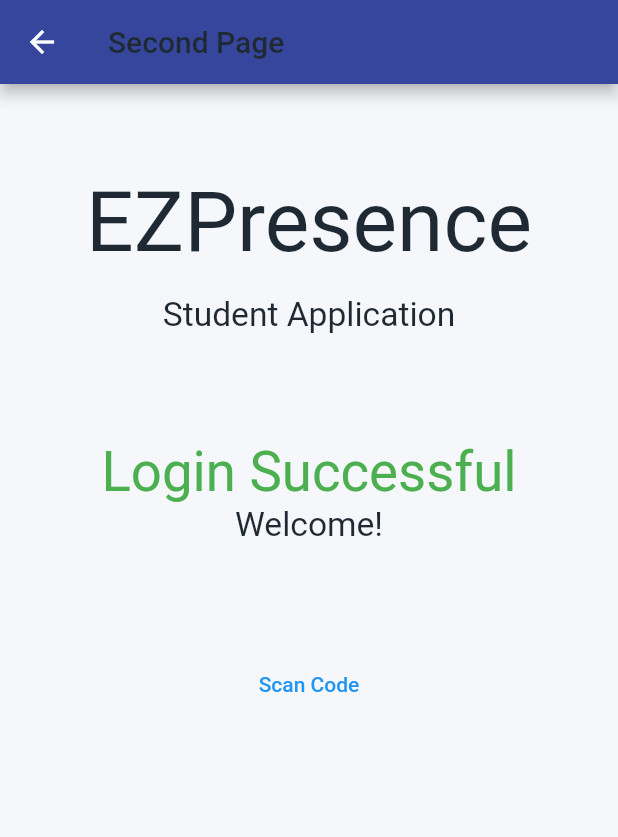
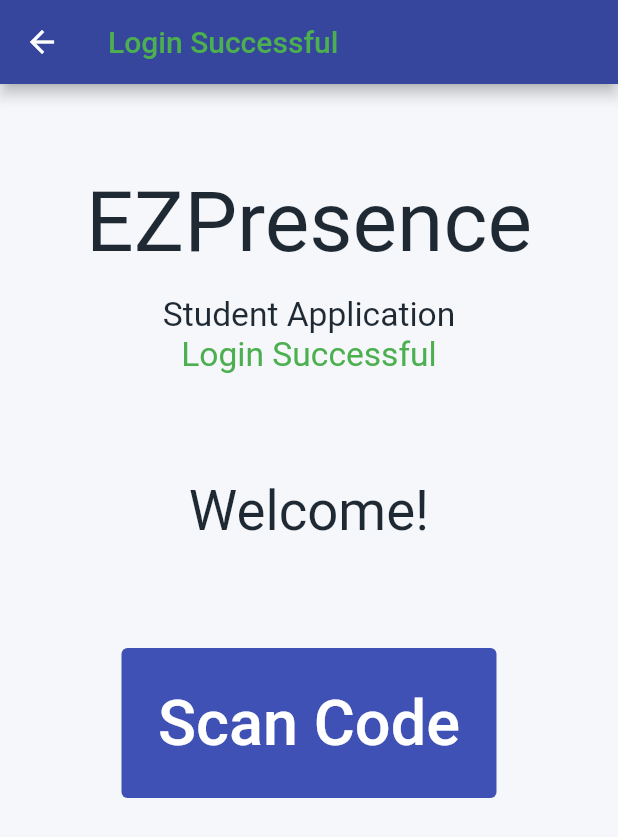
Before and after one commit to omarnassif98/EZ-Presence, a Flutter app: the SecondRoute screen opened directly, on a phone screen of 412 x 824 dp. Shown: the top 837 px of the screen. Run offline on Flutter 3.47's test engine with Material 2 defaults, Android fonts, the phone set to English and light mode, and no system bars; our stand-ins replace cloud_firestore, firebase_auth, firebase_core, firebase_database; missing offline and left inert: qr_code_scanner; accounts and stored records are empty.

Commit message:
Finished styling, coloring, spacing of 2nd mobile app page, removed Debug banner

```diff
--- a/ezpresence_mobile/lib/main.dart
+++ b/ezpresence_mobile/lib/main.dart
@@ -40,7 +40,7 @@ class MyApp extends StatelessWidget {
         primarySwatch: AppColor.indigo,
         canvasColor: AppColor.white,
         primaryTextTheme: Theme.of(context).textTheme.apply(
-              bodyColor: AppColor.black,
+              bodyColor: AppColor.white, //I changed this from black to white so EZ-Presence in the title would be white
               displayColor: AppColor.black,
             ),
         textTheme: Theme.of(context).textTheme.apply(
@@ -49,6 +49,7 @@ class MyApp extends StatelessWidget {
             ),
       ),
       home: MyHomePage(title: 'EZPresence'),
+      debugShowCheckedModeBanner: false,
     );
   }
 }
@@ -187,7 +188,7 @@ class SecondRoute extends StatelessWidget {
   Widget build(BuildContext context) {
     return Scaffold(
       appBar: AppBar(
-        title: Text("Second Page"),
+        title: Text("Login Successful", style: TextStyle(color: Colors.green),),
       ),
       body: Center(
         // Center is a layout widget. It takes a single child and positions it
@@ -210,20 +211,24 @@ class SecondRoute extends StatelessWidget {
                     height: 1.2 //This increases the amount of space between "EZPresence" and "Student Application"
                 )
             ),
+            Text(
+              'Login Successful',
+              textScaleFactor: 1.6,
+              style: TextStyle(color: Colors.green),
+            ),
             SizedBox(height: 70),
             Text(
-              'Login Successful',
+              'Welcome!',
               textScaleFactor: 2.6,
-              style: TextStyle(color: Colors.green),
             ),
-            Text(
-              'Welcome!',
-              textScaleFactor: 1.6,
-            ),
-            SizedBox(height: 70),
-            TextButton(
+            SizedBox(height: 70), //This box makes a little space between the "Welcome!" and the "Scan Code"
+            SizedBox( //This box holds/is the button to "Scan Code"
+              height: 100,
+              width: 250,
+              child: TextButton(
                 style: ButtonStyle(
-                foregroundColor: MaterialStateProperty.all<Color>(Colors.blue),
+                  foregroundColor: MaterialStateProperty.all<Color>(Colors.white),
+                  backgroundColor: MaterialStateProperty.all<Color>(Colors.indigo),
                 ),
                 onPressed: () {
                   Navigator.push(
@@ -231,8 +236,9 @@ class SecondRoute extends StatelessWidget {
                     MaterialPageRoute(builder: (context) => QRRoute()),
                   );
                 },
-              child: Text('Scan Code'),
+                child: Text('Scan Code', textScaleFactor: 3.0),
               ),
+            )
           ],
         ),
       ),
```
Lines whose indentation alone changed are shown as unchanged.
